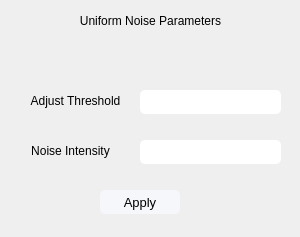
The window that QT_GUI_TASK_1/uniformnoiseparameters.ui (Dinahussam/Impro-App) describes before a commit, drawn with Qt 5.
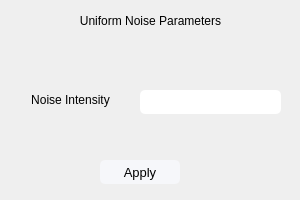
The same window after the commit.

Commit message: Exception handling | Edge Detection | Thresholds

Patch:
```diff
--- a/QT_GUI_TASK_1/uniformnoiseparameters.ui
+++ b/QT_GUI_TASK_1/uniformnoiseparameters.ui
@@ -7,32 +7,12 @@
     <x>0</x>
     <y>0</y>
     <width>300</width>
-    <height>237</height>
+    <height>200</height>
    </rect>
   </property>
   <property name="windowTitle">
    <string>Dialog</string>
   </property>
-  <widget class="QLabel" name="label_2">
-   <property name="geometry">
-    <rect>
-     <x>20</x>
-     <y>90</y>
-     <width>111</width>
-     <height>21</height>
-    </rect>
-   </property>
-   <property name="styleSheet">
-    <string notr="true">font: 900 10pt &quot;Segoe UI Black&quot;;
-color: rgb(0, 0, 0);</string>
-   </property>
-   <property name="text">
-    <string>Adjust Threshold</string>
-   </property>
-   <property name="alignment">
-    <set>Qt::AlignCenter</set>
-   </property>
-  </widget>
   <widget class="QLabel" name="label">
    <property name="geometry">
     <rect>
@@ -53,27 +33,11 @@
     <set>Qt::AlignCenter</set>
    </property>
   </widget>
-  <widget class="QLineEdit" name="Threshold">
-   <property name="geometry">
-    <rect>
-     <x>140</x>
-     <y>90</y>
-     <width>141</width>
-     <height>24</height>
-    </rect>
-   </property>
-   <property name="styleSheet">
-    <string notr="true">border-radius: 5px;</string>
-   </property>
-   <property name="text">
-    <string/>
-   </property>
-  </widget>
   <widget class="QLineEdit" name="NoiseIntensity">
    <property name="geometry">
     <rect>
      <x>140</x>
-     <y>140</y>
+     <y>90</y>
      <width>141</width>
      <height>24</height>
     </rect>
@@ -89,7 +53,7 @@
    <property name="geometry">
     <rect>
      <x>100</x>
-     <y>190</y>
+     <y>160</y>
      <width>80</width>
      <height>24</height>
     </rect>
@@ -115,9 +79,9 @@
    <property name="geometry">
     <rect>
      <x>20</x>
-     <y>140</y>
+     <y>90</y>
      <width>101</width>
-     <height>21</height>
+     <height>20</height>
     </rect>
    </property>
    <property name="styleSheet">
```
The commit also changes 19 other files.
